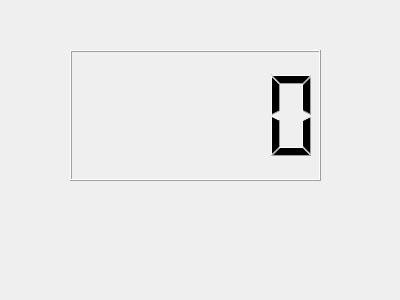
Above: apps/uitest/scripts/lcd.ui from dmzgroup/js before the change. Below: the same form after it.
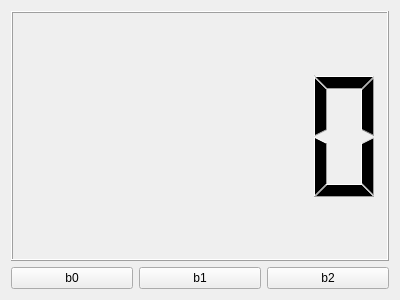
That is the form after the change.

What changed in the file:
```diff
--- a/apps/uitest/scripts/lcd.ui
+++ b/apps/uitest/scripts/lcd.ui
@@ -13,16 +13,36 @@
   <property name="windowTitle">
    <string>Form</string>
   </property>
-  <widget class="QLCDNumber" name="lcd">
-   <property name="geometry">
-    <rect>
-     <x>70</x>
-     <y>50</y>
-     <width>251</width>
-     <height>131</height>
-    </rect>
-   </property>
-  </widget>
+  <layout class="QVBoxLayout" name="verticalLayout">
+   <item>
+    <widget class="QLCDNumber" name="lcd"/>
+   </item>
+   <item>
+    <layout class="QHBoxLayout" name="horizontalLayout">
+     <item>
+      <widget class="QPushButton" name="b0">
+       <property name="text">
+        <string>b0</string>
+       </property>
+      </widget>
+     </item>
+     <item>
+      <widget class="QPushButton" name="b1">
+       <property name="text">
+        <string>b1</string>
+       </property>
+      </widget>
+     </item>
+     <item>
+      <widget class="QPushButton" name="b2">
+       <property name="text">
+        <string>b2</string>
+       </property>
+      </widget>
+     </item>
+    </layout>
+   </item>
+  </layout>
  </widget>
  <resources/>
  <connections/>
```
